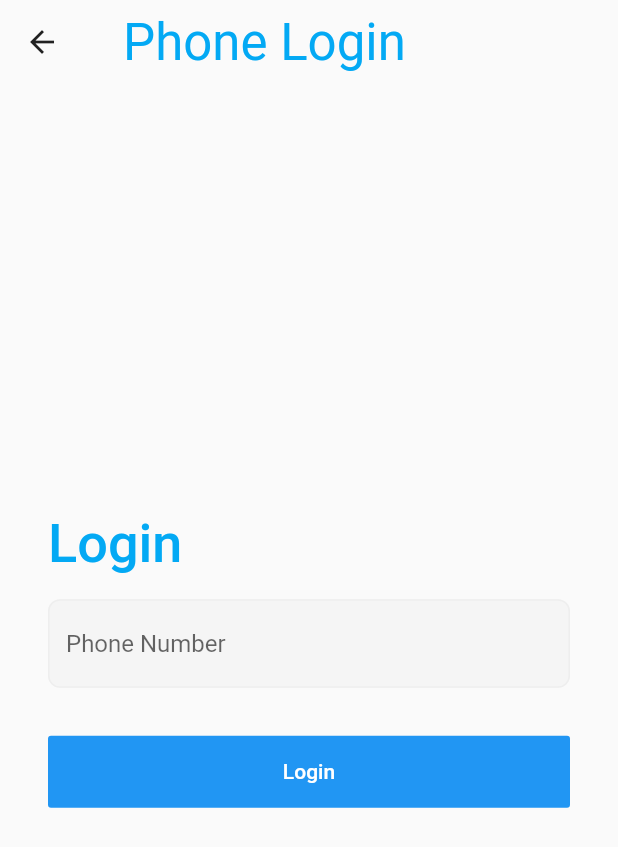
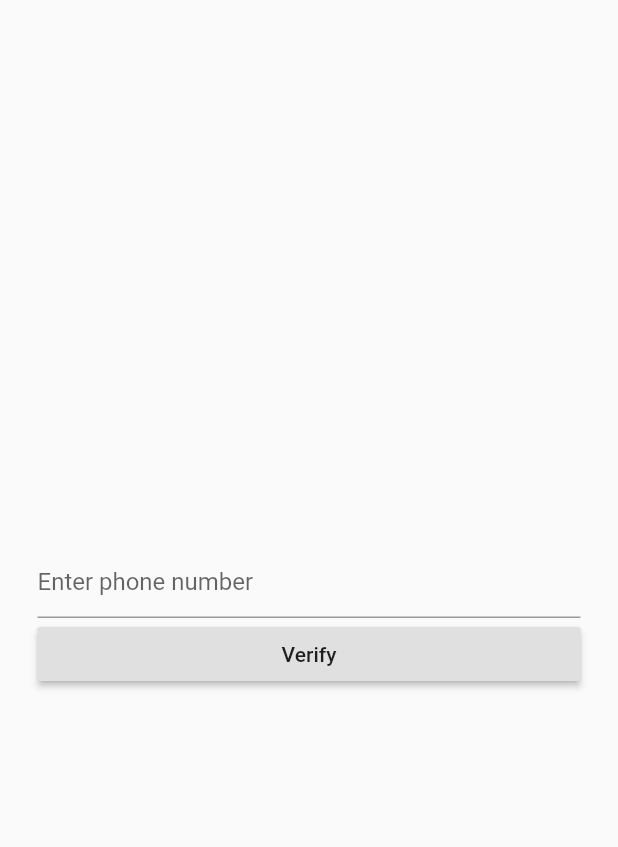
Before and after one commit to furkantekcan/login_base, a Flutter app: the screen it shows after launch, after a tap on "Phone Login", on a phone screen of 412 x 824 dp. Shown: the top 847 px of the screen. Run offline on Flutter 3.47's test engine with Material 2 defaults, Android fonts, the phone set to English and light mode, and no system bars; our stand-ins replace firebase_auth, firebase_core; accounts and stored records are empty.

Commit message:
phone auth

```diff
--- a/lib/main.dart
+++ b/lib/main.dart
@@ -1,5 +1,6 @@
 import 'package:firebase_core/firebase_core.dart';
 import 'package:flutter/material.dart';
+import 'package:login_base/phone/services.dart';
 import 'package:login_base/ui/screens/home.dart';
 import 'package:login_base/ui/screens/loading.dart';
 import 'package:login_base/ui/screens/login_page.dart';
@@ -37,7 +38,7 @@ class MyApp extends StatelessWidget {
               primarySwatch: Colors.blue,
               visualDensity: VisualDensity.adaptivePlatformDensity,
             ),
-            home: LoginScreen(title: 'Login'),
+            home: AuthService().handleAuth(),
           );
         }
 
--- /dev/null
+++ b/lib/phone/services.dart
@@ -0,0 +1,40 @@
+import 'package:firebase_auth/firebase_auth.dart';
+
+import 'package:flutter/material.dart';
+import 'package:login_base/ui/screens/login_page.dart';
+import 'package:login_base/ui/screens/phone_login.dart';
+import '../ui/screens/home.dart';
+
+class AuthService {
+  //Handles Auth
+  handleAuth() {
+    return StreamBuilder(
+        stream: FirebaseAuth.instance.authStateChanges(),
+        builder: (BuildContext context, snapshot) {
+          if (snapshot.hasData) {
+            return HomeScreen(
+              title: 'Home Screen',
+            );
+          } else {
+            //return PhoneLoginScreen();
+            return LoginScreen(title: 'Login');
+          }
+        });
+  }
+
+  //Sign out
+  signOut() {
+    FirebaseAuth.instance.signOut();
+  }
+
+  //SignIn
+  signIn(AuthCredential authCreds) {
+    FirebaseAuth.instance.signInWithCredential(authCreds);
+  }
+
+  signInWithOTP(smsCode, verId) {
+    AuthCredential authCreds =
+        PhoneAuthProvider.credential(verificationId: verId, smsCode: smsCode);
+    signIn(authCreds);
+  }
+}
--- a/lib/ui/screens/phone_login.dart
+++ b/lib/ui/screens/phone_login.dart
@@ -1,163 +1,97 @@
 import 'package:firebase_auth/firebase_auth.dart';
 import 'package:flutter/material.dart';
-import 'package:flutter/services.dart';
-import 'package:login_base/ui/screens/home.dart';
-//import 'package:login_base/ui/screens/verify.dart';
+import 'package:login_base/phone/services.dart';
 
 class PhoneLoginScreen extends StatefulWidget {
   PhoneLoginScreen({Key key, this.title}) : super(key: key);
 
   final String title;
-
   @override
   _PhoneLoginScreenState createState() => _PhoneLoginScreenState();
 }
 
 class _PhoneLoginScreenState extends State<PhoneLoginScreen> {
-  final _phoneController = TextEditingController();
-  TextEditingController _codeController;
+  final formKey = new GlobalKey<FormState>();
 
-  String mobile, verificationId, smsCode;
+  String phoneNo, verificationId, smsCode;
 
   bool codeSent = false;
-
-  Future registerUser(String mobile, BuildContext context) async {
-    FirebaseAuth _auth = FirebaseAuth.instance;
-    _auth.verifyPhoneNumber(
-      phoneNumber: mobile,
-      verificationCompleted: (PhoneAuthCredential credential) async {
-        await _auth.signInWithCredential(credential);
-      },
-      verificationFailed: (FirebaseAuthException authException) {
-        if (authException.code == 'invalid-phone-number') {
-          print('The provided phone number is not valid.');
-        }
-      },
-      codeSent: (String verificationId, int resendToken) async {
-        // Update the UI - wait for the user to enter the SMS code
-
-        showDialog(
-            context: context,
-            barrierDismissible: false,
-            builder: (context) => AlertDialog(
-                  title: Text('Enter SMS code'),
-                  content: Column(
-                    mainAxisSize: MainAxisSize.min,
-                    children: <Widget>[
-                      TextField(
-                        keyboardType: TextInputType.number,
-                        controller: _codeController,
-                      ),
-                    ],
-                  ),
-                  actions: <Widget>[
-                    FlatButton(
-                      child: Text("Done"),
-                      textColor: Colors.white,
-                      color: Colors.redAccent,
-                      onPressed: () {
-                        smsCode = _codeController.toString();
-                        PhoneAuthCredential phoneAuthCredential =
-                            PhoneAuthProvider.credential(
-                                verificationId: verificationId,
-                                smsCode: smsCode);
-                        _auth
-                            .signInWithCredential(phoneAuthCredential)
-                            .then((UserCredential result) {
-                          Navigator.pushReplacement(
-                              context,
-                              MaterialPageRoute(
-                                  builder: (context) => HomeScreen(
-                                        title: 'Home',
-                                        user: result.user,
-                                      )));
-                        }).catchError((e) {
-                          print(e);
-                          Navigator.pop(context);
-                        });
-                      },
-                    )
-                  ],
-                ));
-      },
-      codeAutoRetrievalTimeout: (String verificationId) {
-        verificationId = verificationId;
-        print('verificationId:' + verificationId);
-        print("Timout");
-      },
-    );
-  }
 
   @override
   Widget build(BuildContext context) {
     return Scaffold(
-        appBar: AppBar(
-          automaticallyImplyLeading: true,
-          iconTheme: Theme.of(context).iconTheme,
-          title: Container(
-              padding: const EdgeInsets.all(10.0),
-              child: Text(widget.title,
-                  style: Theme.of(context)
-                      .textTheme
-                      .headline4
-                      .apply(color: Colors.lightBlue))),
-          backgroundColor: Colors.transparent,
-          elevation: 0,
-        ),
-        body: Container(
-          padding: EdgeInsets.all(32),
-          child: Form(
-            child: Column(
-              crossAxisAlignment: CrossAxisAlignment.start,
-              mainAxisAlignment: MainAxisAlignment.center,
-              children: <Widget>[
-                Text(
-                  "Login",
-                  style: TextStyle(
-                      color: Colors.lightBlue,
-                      fontSize: 36,
-                      fontWeight: FontWeight.w500),
-                ),
-                SizedBox(
-                  height: 16,
-                ),
-                TextFormField(
-                  keyboardType: TextInputType.phone,
-                  decoration: InputDecoration(
-                      enabledBorder: OutlineInputBorder(
-                          borderRadius: BorderRadius.all(Radius.circular(8)),
-                          borderSide: BorderSide(color: Colors.grey[200])),
-                      focusedBorder: OutlineInputBorder(
-                          borderRadius: BorderRadius.all(Radius.circular(8)),
-                          borderSide: BorderSide(color: Colors.grey[300])),
-                      filled: true,
-                      fillColor: Colors.grey[100],
-                      hintText: "Phone Number"),
-                  controller: _phoneController,
-                ),
-                SizedBox(
-                  height: 16,
-                ),
-                SizedBox(
-                  height: 16,
-                ),
-                Container(
-                  width: double.infinity,
-                  child: FlatButton(
-                    child: Text("Login"),
-                    textColor: Colors.white,
-                    padding: EdgeInsets.all(16),
-                    onPressed: () {
-                      //code for sign in
-                      final mobile = _phoneController.text.trim();
-                      registerUser(mobile, context);
+      body: Form(
+          key: formKey,
+          child: Column(
+            mainAxisAlignment: MainAxisAlignment.center,
+            children: <Widget>[
+              Padding(
+                  padding: EdgeInsets.only(left: 25.0, right: 25.0),
+                  child: TextFormField(
+                    keyboardType: TextInputType.phone,
+                    decoration: InputDecoration(hintText: 'Enter phone number'),
+                    onChanged: (val) {
+                      setState(() {
+                        this.phoneNo = val;
+                      });
                     },
-                    color: Colors.blue,
-                  ),
-                )
-              ],
-            ),
-          ),
-        ));
+                  )),
+              codeSent
+                  ? Padding(
+                      padding: EdgeInsets.only(left: 25.0, right: 25.0),
+                      child: TextFormField(
+                        keyboardType: TextInputType.phone,
+                        decoration: InputDecoration(hintText: 'Enter OTP'),
+                        onChanged: (val) {
+                          setState(() {
+                            this.smsCode = val;
+                          });
+                        },
+                      ))
+                  : Container(),
+              Padding(
+                  padding: EdgeInsets.only(left: 25.0, right: 25.0),
+                  child: RaisedButton(
+                      child: Center(
+                          child: codeSent ? Text('Login') : Text('Verify')),
+                      onPressed: () {
+                        codeSent
+                            ? AuthService()
+                                .signInWithOTP(smsCode, verificationId)
+                            : verifyPhone(phoneNo);
+                      }))
+            ],
+          )),
+    );
+  }
+
+  Future<void> verifyPhone(phoneNo) async {
+    final PhoneVerificationCompleted verified = (AuthCredential authResult) {
+      AuthService().signIn(authResult);
+    };
+
+    final PhoneVerificationFailed verificationfailed =
+        (FirebaseAuthException authException) {
+      print('${authException.message}');
+    };
+
+    final PhoneCodeSent smsSent = (String verId, [int forceResend]) {
+      this.verificationId = verId;
+      setState(() {
+        this.codeSent = true;
+      });
+    };
+
+    final PhoneCodeAutoRetrievalTimeout autoTimeout = (String verId) {
+      this.verificationId = verId;
+    };
+
+    await FirebaseAuth.instance.verifyPhoneNumber(
+        phoneNumber: phoneNo,
+        timeout: const Duration(seconds: 5),
+        verificationCompleted: verified,
+        verificationFailed: verificationfailed,
+        codeSent: smsSent,
+        codeAutoRetrievalTimeout: autoTimeout);
   }
 }
--- a/pubspec.yaml
+++ b/pubspec.yaml
@@ -31,6 +31,8 @@ dependencies:
   firebase_auth: ^0.18.0+1
   google_sign_in: ^4.5.3
   firebase_core: ^0.5.0
+  flutter_bloc: ^3.1.0
+  equatable: ^1.1.0
 
 dev_dependencies:
   flutter_test:
```
Also changed, not shown: lib/ui/screens/home.dart (+5 -7 lines), pubspec.lock.
